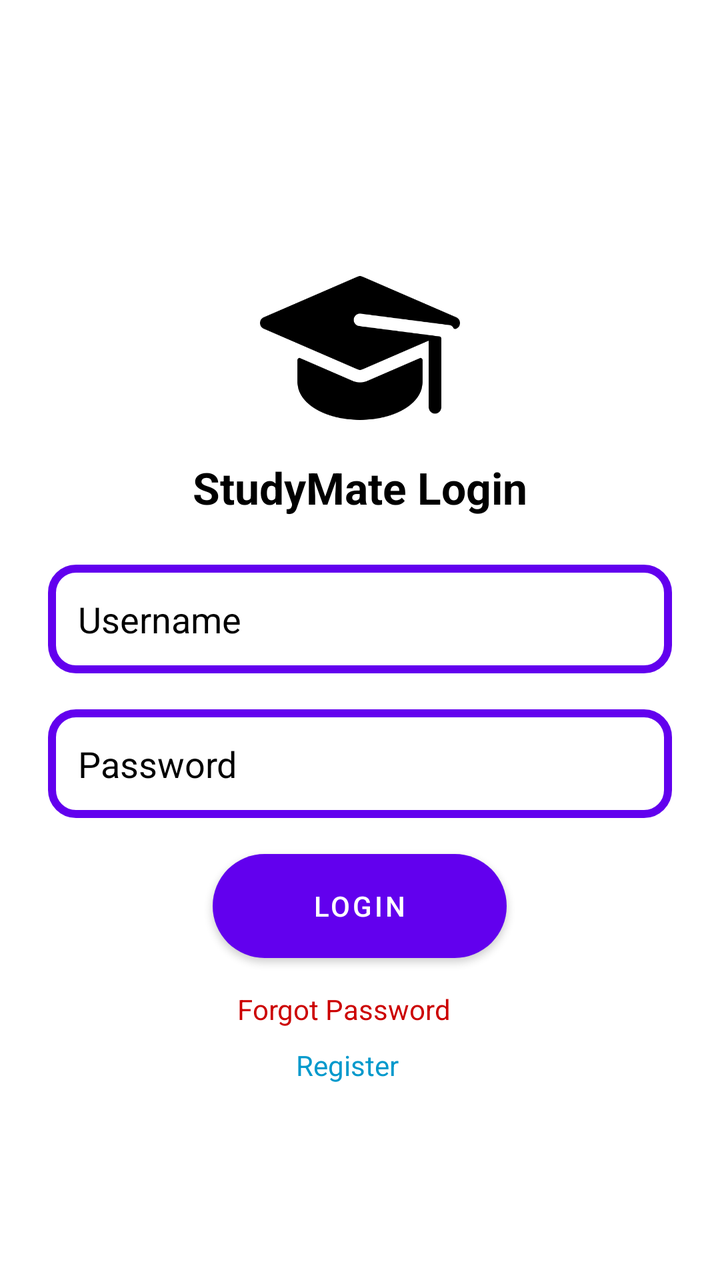
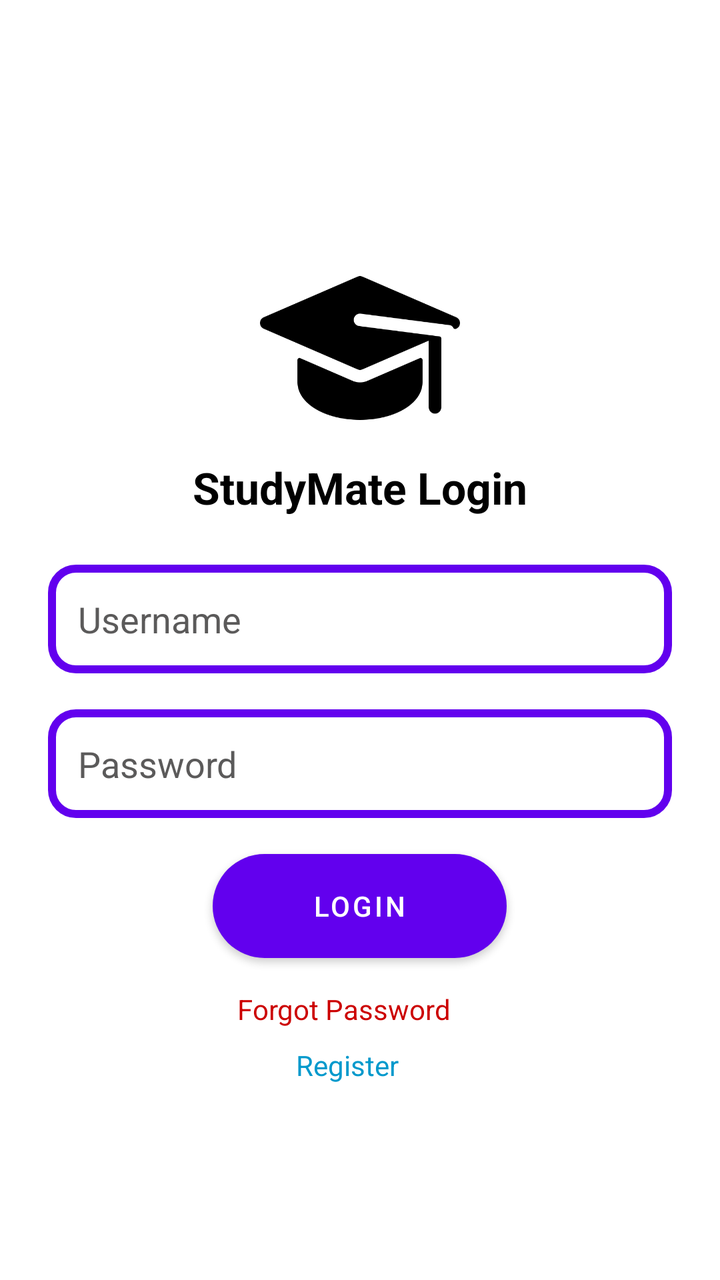

The first picture is an Android layout as it rendered before a commit; the second is the same layout after the commit. The layout source and the unified diff follow.
<!-- AndroidManifest.xml: application theme Theme.StudyMate.Light -->
<!-- res/layout/activity_login.xml -->
<?xml version="1.0" encoding="utf-8"?>
<ScrollView xmlns:android="http://schemas.android.com/apk/res/android"
    android:layout_width="match_parent"
    android:layout_height="match_parent"
    android:background="@color/white"
    android:padding="24dp">

    <LinearLayout
        android:layout_width="match_parent"
        android:layout_height="wrap_content"
        android:orientation="vertical"
        android:gravity="center_horizontal">

        

        

        

        <ImageView
            android:id="@+id/imgLogo"
            android:layout_width="120dp"
            android:layout_height="100dp"
            android:layout_marginTop="100dp"
            android:layout_marginBottom="5dp"
            android:contentDescription="@string/app_name"
            android:src="@drawable/ic_login" />

        <TextView
            android:id="@+id/tvLoginTitle"
            android:layout_width="wrap_content"
            android:layout_height="wrap_content"
            android:layout_marginBottom="24dp"
            android:text="@string/login_title"
            android:textColor="@color/black"
            android:textSize="22sp"
            android:textStyle="bold" />

        <EditText
            android:id="@+id/etUsername"
            android:layout_width="match_parent"
            android:layout_height="wrap_content"
            android:layout_marginBottom="18dp"
            android:autofillHints="username"
            android:background="@drawable/edittext_background"
            android:hint="@string/hint_username"
            android:textColor="@color/black"
            android:textColorHint="@color/black"
            android:inputType="textEmailAddress"
            android:padding="15dp" />

        
        <EditText
            android:id="@+id/etPassword"
           android:layout_width="match_parent"
            android:layout_height="wrap_content"
            android:layout_marginBottom="18dp"
            android:autofillHints="password"
            android:background="@drawable/edittext_background"
            android:hint="@string/hint_password"
            android:textColor="@color/black"
            android:textColorHint="@color/black"
            android:inputType="textPassword"
            android:padding="15dp" />

        
        <Button
            android:id="@+id/btnLogin"
            android:layout_width="147dp"
            android:layout_height="52dp"
            android:layout_marginBottom="16dp"
            android:background="@drawable/button_round_shape"
            android:backgroundTint="@color/purple_500"
            android:text="@string/btn_login"
            android:textAllCaps="true"
            android:textColor="@android:color/white" />

        

        <TextView
            android:id="@+id/tvForgot"
            android:layout_width="wrap_content"
            android:layout_height="20dp"
            android:paddingEnd="16dp"
            android:text="@string/link_forgot"
            android:textColor="@android:color/holo_red_dark" />

        <LinearLayout
            android:layout_width="match_parent"
            android:layout_height="wrap_content"
            android:layout_marginTop="8dp"
            android:gravity="center"
            android:orientation="horizontal">

            <TextView
                android:id="@+id/tvRegister"
                android:layout_width="96dp"
                android:layout_height="match_parent"
                android:paddingStart="16dp"
                android:text="@string/link_register"
                android:textColor="@android:color/holo_blue_dark" />
        </LinearLayout>

    </LinearLayout>
</ScrollView>
<!-- resources referenced by this layout -->
<resources>
  <color name="black">#FF000000</color>
  <color name="purple_500">#6200EE</color>
  <color name="white">#FFFFFFFF</color>
  <!-- drawable button_round_shape (drawable) -->
  <?xml version="1.0" encoding="utf-8"?>
  <shape xmlns:android="http://schemas.android.com/apk/res/android"
      android:shape="rectangle">
      <solid android:color="#FF4081"/> 
      <size
          android:width="60dp"
          android:height="55dp"/> 
      <corners android:radius="35dp" />
  </shape>
  <!-- drawable edittext_background (drawable) -->
  <?xml version="1.0" encoding="utf-8"?>
  <shape xmlns:android="http://schemas.android.com/apk/res/android"
      android:shape="rectangle">
  
      <solid android:color="@android:color/white" />
      <stroke android:width="4dp" android:color="@color/purple_500" />
      <corners android:radius="12dp" />
  </shape>
  <!-- drawable ic_login: png bitmap (drawable, 7988 bytes) -->
  <string name="app_name">StudyMate</string>
  <string name="btn_login">Login</string>
  <string name="hint_password">Password</string>
  <string name="hint_username">Username</string>
  <string name="link_forgot">Forgot Password</string>
  <string name="link_register">Register</string>
  <string name="login_title">StudyMate Login</string>
  <style name="Theme.StudyMate.Light" parent="Theme.MaterialComponents.DayNight.DarkActionBar">
      <item name="colorPrimary">@color/purple_500</item>
      <item name="colorPrimaryVariant">@color/purple_700</item>
      <item name="colorOnPrimary">@color/white</item>
      <item name="colorSecondary">@color/teal_200</item>
      <item name="colorSecondaryVariant">@color/teal_700</item>
      <item name="colorOnSecondary">@color/black</item>
      <item name="android:windowBackground">@color/white</item>
  </style>
  <color name="purple_700">#3700B3</color>
  <color name="teal_200">#03DAC5</color>
  <color name="teal_700">#018786</color>
</resources>

<!-- the commit's change to res/layout/activity_login.xml (unified diff, before → after) -->
@@ -45,7 +45,7 @@
             android:background="@drawable/edittext_background"
             android:hint="@string/hint_username"
             android:textColor="@color/black"
-            android:textColorHint="@color/black"
+            android:textColorHint="@color/gray_200"
             android:inputType="textEmailAddress"
             android:padding="15dp" />
 
@@ -59,7 +59,7 @@
             android:background="@drawable/edittext_background"
             android:hint="@string/hint_password"
             android:textColor="@color/black"
-            android:textColorHint="@color/black"
+            android:textColorHint="@color/gray_200"
             android:inputType="textPassword"
             android:padding="15dp" />
 
<!-- resource entries referenced after the edit -->
@@ -1,6 +1,7 @@
 <!-- resources referenced by this layout -->
 <resources>
   <color name="black">#FF000000</color>
+  <color name="gray_200">#5B5A5A</color>
   <color name="purple_500">#6200EE</color>
   <color name="white">#FFFFFFFF</color>
   <!-- drawable button_round_shape (drawable) -->
@@ -40,7 +41,7 @@
       <item name="android:windowBackground">@color/white</item>
   </style>
   <color name="purple_700">#3700B3</color>
-  <color name="teal_200">#03DAC5</color>
+  <color name="teal_200">#2AD1C4</color>
   <color name="teal_700">#018786</color>
 </resources>
 
